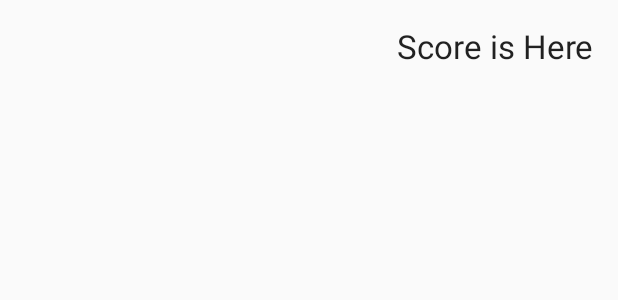
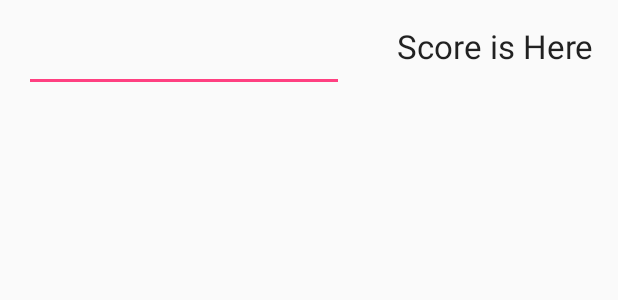
Before and after one commit to RobinVerleun/ProjectTango, an Android app: the layout activity_object_follower.xml on its own in the app's theme, with its tools: preview values and no code run, on a phone screen of 412 x 824 dp. Shown: the top 300 px of the screen. Run offline under Robolectric (Android 15) with nearby library versions, the phone set to English and light mode, and no system bars.

Commit message:
Making a checkpoint for changes

```diff
--- a/ObjectFollower/app/src/main/res/layout/activity_object_follower.xml
+++ b/ObjectFollower/app/src/main/res/layout/activity_object_follower.xml
@@ -17,4 +17,13 @@
         android:id="@+id/scoreView"
         android:layout_alignParentTop="true"
         android:layout_alignParentEnd="true" />
+
+    <EditText
+        android:layout_width="wrap_content"
+        android:layout_height="wrap_content"
+        android:inputType="number"
+        android:ems="10"
+        android:id="@+id/editText"
+        android:layout_alignParentTop="true"
+        android:layout_alignParentStart="true" />
 </RelativeLayout>
```
Also changed, not shown: ObjectFollower/app/src/main/java/com/example/salim/objectfollower/ObjectFollowerActivity.java (+8 -2 lines), ObjectFollower/app/src/main/java/com/example/salim/objectfollower/ObjectFollowerRenderer.java (+6 -4 lines).
